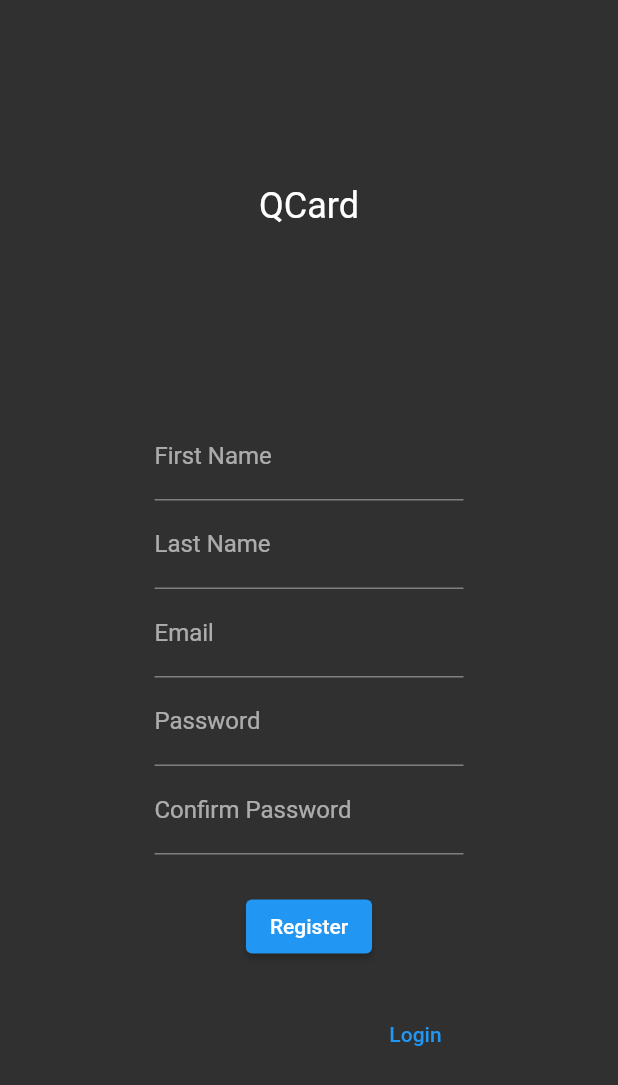
After one commit to CorHandikaSawai/QCards, a Flutter app: the screen it shows after launch, after a tap on "Login", after a tap on "Register", on a phone screen of 412 x 824 dp. The commit adds this screen. Shown: the top 1085 px of the screen. Run offline on Flutter 3.47's test engine with Material 2 defaults, Android fonts, the phone set to English and light mode, and no system bars; our stand-ins replace cloud_firestore, firebase_auth, firebase_core; accounts and stored records are empty.

Commit message:
fix AuthService.createUser() method.

```diff
--- a/lib/main.dart
+++ b/lib/main.dart
@@ -4,8 +4,12 @@ import 'package:flutter/material.dart';
 import 'package:free_quizme/firebase_options.dart';
 import 'package:free_quizme/screens/create_card_screen.dart';
 import 'package:free_quizme/screens/homepage_screen.dart';
+import 'package:free_quizme/screens/login_user_screen.dart';
 import 'package:free_quizme/screens/quiz_screen.dart';
-import 'package:free_quizme/services/qa_cards_service.dart';
+import 'package:free_quizme/screens/register_user_screen.dart';
+import 'package:free_quizme/services/auth_service.dart';
+import 'package:free_quizme/services/card_service.dart';
+import 'package:free_quizme/services/user_service.dart';
 import 'package:provider/provider.dart';
 
 void main() async {
@@ -16,6 +20,12 @@ void main() async {
       providers: [
         ChangeNotifierProvider(
           create: (_) => CardService(),
+        ),
+        ChangeNotifierProvider(
+          create: (_) => AuthenticationService(),
+        ),
+        ChangeNotifierProvider(
+          create: (_) => UserService(),
         ),
       ],
       child: const MyApp(),
@@ -33,7 +43,11 @@ class MyApp extends StatelessWidget {
       debugShowCheckedModeBanner: false,
       title: 'Free Quizme',
       theme: ThemeData.dark(),
-      home: const MyHomePage(),
+      routes: {
+        LoginUserScreen.routeName: (context) => const LoginUserScreen(),
+        RegisterUserScreen.routeName: (context) => const RegisterUserScreen(),
+      },
+      home: const LoginUserScreen(),
     );
   }
 }
--- a/lib/screens/create_card_screen.dart
+++ b/lib/screens/create_card_screen.dart
@@ -3,8 +3,9 @@ import 'dart:developer';
 import 'package:cloud_firestore/cloud_firestore.dart';
 import 'package:flutter/material.dart';
 import 'package:flutter/src/widgets/container.dart';
-import 'package:free_quizme/services/qa_cards_service.dart';
+import 'package:free_quizme/services/card_service.dart';
 import 'package:free_quizme/widgets/qa_cards.dart';
+import 'package:provider/provider.dart';
 
 class CreateCardsScreen extends StatefulWidget {
   const CreateCardsScreen({super.key, required this.collectionName});
@@ -18,10 +19,10 @@ class CreateCardsScreen extends StatefulWidget {
 class _CreateCardsScreenState extends State<CreateCardsScreen> {
   ScrollController scrollController = ScrollController();
   List<CardForm> listOfCards = [CardForm()];
-  CardService cardService = CardService();
 
   @override
   Widget build(BuildContext context) {
+    final cardService = Provider.of<CardService>(context);
     return Scaffold(
       appBar: AppBar(
         centerTitle: true,
--- a/lib/screens/homepage_screen.dart
+++ b/lib/screens/homepage_screen.dart
@@ -1,6 +1,6 @@
 import 'package:flutter/material.dart';
 import 'package:free_quizme/screens/create_card_screen.dart';
-import 'package:free_quizme/services/qa_cards_service.dart';
+import 'package:free_quizme/services/card_service.dart';
 import 'package:free_quizme/widgets/collection_card.dart';
 import 'package:provider/provider.dart';
 
--- /dev/null
+++ b/lib/screens/login_user_screen.dart
@@ -0,0 +1,132 @@
+import 'package:flutter/material.dart';
+import 'package:flutter/src/widgets/container.dart';
+import 'package:flutter/src/widgets/framework.dart';
+import 'package:free_quizme/screens/homepage_screen.dart';
+import 'package:free_quizme/screens/register_user_screen.dart';
+import 'package:free_quizme/services/auth_service.dart';
+import 'package:provider/provider.dart';
+
+class LoginUserScreen extends StatefulWidget {
+  const LoginUserScreen({super.key});
+  static const routeName = '/login';
+
+  @override
+  State<LoginUserScreen> createState() => _LoginUserScreenState();
+}
+
+class _LoginUserScreenState extends State<LoginUserScreen> {
+  final emailTxtFormController = TextEditingController();
+  final passwordTxtFormController = TextEditingController();
+  final formKey = GlobalKey<FormState>();
+
+  @override
+  Widget build(BuildContext context) {
+    final size = MediaQuery.of(context).size;
+    final authService = Provider.of<AuthenticationService>(context);
+    return Scaffold(
+      body: Form(
+        key: formKey,
+        child: Align(
+          alignment: Alignment.center,
+          child: Container(
+            width: size.width * 0.50,
+            child: Column(
+              mainAxisAlignment: MainAxisAlignment.center,
+              children: [
+                const Expanded(
+                  flex: 2,
+                  child: Align(
+                    alignment: Alignment.center,
+                    child: Text(
+                      'QCard',
+                      style: TextStyle(fontSize: 24),
+                    ),
+                  ),
+                ),
+                Expanded(
+                  flex: 4,
+                  child: Column(
+                    children: [
+                      TextFormField(
+                        controller: emailTxtFormController,
+                        decoration: const InputDecoration(
+                          label: Text('Email'),
+                        ),
+                        autovalidateMode: AutovalidateMode.onUserInteraction,
+                        validator: (value) {
+                          if (value!.isEmpty || value == null) {
+                            return 'Cannot Be Empty';
+                          }
+                          return null;
+                        },
+                      ),
+                      TextFormField(
+                        controller: passwordTxtFormController,
+                        decoration: const InputDecoration(
+                          label: Text('Password'),
+                        ),
+                        autovalidateMode: AutovalidateMode.onUserInteraction,
+                        validator: (value) {
+                          if (value!.isEmpty || value == null) {
+                            return 'Cannot Be Empty';
+                          }
+                          return null;
+                        },
+                      ),
+                      Padding(
+                        padding: const EdgeInsets.all(24.0),
+                        child: authService.isLoading
+                            ? const CircularProgressIndicator()
+                            : ElevatedButton(
+                                onPressed: () async {
+                                  if (formKey.currentState!.validate()) {
+                                    await authService.login(
+                                        email: emailTxtFormController.text,
+                                        password:
+                                            passwordTxtFormController.text);
+                                  }
+                                  if (mounted) {
+                                    if (authService.response
+                                        .contains('Failed')) {
+                                      ScaffoldMessenger.of(context)
+                                          .showSnackBar(
+                                        SnackBar(
+                                          backgroundColor: Colors.redAccent,
+                                          content: Text(authService.response),
+                                        ),
+                                      );
+                                    } else if (authService.response
+                                        .contains('Success')) {
+                                      Navigator.push(
+                                        context,
+                                        MaterialPageRoute(
+                                          builder: (context) => MyHomePage(),
+                                        ),
+                                      );
+                                    }
+                                  }
+                                },
+                                child: const Text('Login'),
+                              ),
+                      ),
+                      Align(
+                        alignment: Alignment.bottomRight,
+                        child: TextButton(
+                          onPressed: () {
+                            Navigator.of(context)
+                                .pushNamed(RegisterUserScreen.routeName);
+                          },
+                          child: const Text('Register'),
+                        ),
+                      ),
+                    ],
+                  ),
+                ),
+              ],
+            ),
+          ),
+        ),
+      ),
+    );
+  }
+}
--- /dev/null
+++ b/lib/screens/register_user_screen.dart
@@ -0,0 +1,182 @@
+import 'package:flutter/material.dart';
+import 'package:flutter/src/widgets/container.dart';
+import 'package:flutter/src/widgets/framework.dart';
+import 'package:free_quizme/screens/login_user_screen.dart';
+import 'package:free_quizme/services/auth_service.dart';
+import 'package:provider/provider.dart';
+
+class RegisterUserScreen extends StatefulWidget {
+  const RegisterUserScreen({super.key});
+
+  static const routeName = '/register';
+
+  @override
+  State<RegisterUserScreen> createState() => _RegisterUserScreenState();
+}
+
+class _RegisterUserScreenState extends State<RegisterUserScreen> {
+  final firstNameTxtFormController = TextEditingController();
+  final lastNameTxtFormController = TextEditingController();
+  final emailTxtFormController = TextEditingController();
+  final passwordTxtFormController = TextEditingController();
+  final confirmPasswordTxtFormController = TextEditingController();
+  final formKey = GlobalKey<FormState>();
+
+  @override
+  Widget build(BuildContext context) {
+    final size = MediaQuery.of(context).size;
+    final authService = Provider.of<AuthenticationService>(context);
+    return Scaffold(
+      body: Form(
+        key: formKey,
+        child: Align(
+          alignment: Alignment.center,
+          child: SizedBox(
+            width: size.width * 0.50,
+            child: Column(
+              mainAxisAlignment: MainAxisAlignment.center,
+              children: [
+                const Expanded(
+                  flex: 2,
+                  child: Align(
+                    alignment: Alignment.center,
+                    child: Text(
+                      'QCard',
+                      style: TextStyle(fontSize: 24),
+                    ),
+                  ),
+                ),
+                Expanded(
+                  flex: 4,
+                  child: Column(
+                    children: [
+                      TextFormField(
+                        controller: firstNameTxtFormController,
+                        decoration: const InputDecoration(
+                          label: Text('First Name'),
+                        ),
+                        validator: (value) {
+                          if (value!.isEmpty || value == null) {
+                            return 'Cannot Be Empty';
+                          }
+                          return null;
+                        },
+                      ),
+                      TextFormField(
+                        controller: lastNameTxtFormController,
+                        decoration: const InputDecoration(
+                          label: Text('Last Name'),
+                        ),
+                        validator: (value) {
+                          if (value!.isEmpty || value == null) {
+                            return 'Cannot Be Empty';
+                          }
+                          return null;
+                        },
+                      ),
+                      TextFormField(
+                        controller: emailTxtFormController,
+                        decoration: const InputDecoration(
+                          label: Text('Email'),
+                        ),
+                        validator: (value) {
+                          if (value!.isEmpty || value == null) {
+                            return 'Cannot Be Empty';
+                          }
+                          return null;
+                        },
+                      ),
+                      TextFormField(
+                        controller: passwordTxtFormController,
+                        decoration: const InputDecoration(
+                          label: Text('Password'),
+                        ),
+                        validator: (value) {
+                          if (value!.isEmpty || value == null) {
+                            return 'Cannot Be Empty';
+                          }
+                          return null;
+                        },
+                      ),
+                      TextFormField(
+                        controller: confirmPasswordTxtFormController,
+                        decoration: const InputDecoration(
+                          label: Text('Confirm Password'),
+                        ),
+                        validator: (value) {
+                          if (value!.isEmpty ||
+                              value == null ||
+                              value != passwordTxtFormController.text) {
+                            return 'Must Match Password';
+                          }
+                          return null;
+                        },
+                      ),
+                      Padding(
+                        padding: const EdgeInsets.all(24.0),
+                        child: authService.isLoading
+                            ? const CircularProgressIndicator()
+                            : ElevatedButton(
+                                onPressed: () async {
+                                  if (formKey.currentState!.validate()) {
+                                    await authService.createUser(
+                                        firstName:
+                                            firstNameTxtFormController.text,
+                                        lastName:
+                                            lastNameTxtFormController.text,
+                                        email: emailTxtFormController.text,
+                                        password:
+                                            passwordTxtFormController.text);
+                                    if (mounted) {
+                                      if (authService.response
+                                          .contains('Failed')) {
+                                        ScaffoldMessenger.of(context)
+                                            .showSnackBar(
+                                          SnackBar(
+                                            backgroundColor: Colors.redAccent,
+                                            content: Text(authService.response),
+                                          ),
+                                        );
+                                      } else if (authService.response
+                                          .contains('Success')) {
+                                        ScaffoldMessenger.of(context)
+                                            .showSnackBar(
+                                          SnackBar(
+                                            backgroundColor: Colors.blue,
+                                            content: Text(authService.response),
+                                          ),
+                                        );
+                                        Navigator.pop(context);
+                                      }
+                                      firstNameTxtFormController.clear();
+                                      firstNameTxtFormController.clear();
+                                      lastNameTxtFormController.clear();
+                                      emailTxtFormController.clear();
+                                      passwordTxtFormController.clear();
+                                      confirmPasswordTxtFormController.clear();
+                                    }
+                                  }
+                                },
+                                child: const Text('Register'),
+                              ),
+                      ),
+                      Align(
+                        alignment: Alignment.bottomRight,
+                        child: TextButton(
+                          onPressed: () {
+                            Navigator.of(context).pop();
+                          },
+                          child: const Text('Login'),
+                        ),
+                      ),
+                    ],
+                  ),
+                ),
+              ],
+            ),
+          ),
+        ),
+      ),
+    );
+  }
+}
--- /dev/null
+++ b/lib/services/auth_service.dart
@@ -0,0 +1,71 @@
+import 'package:firebase_auth/firebase_auth.dart';
+import 'package:flutter/foundation.dart';
+import 'package:free_quizme/services/user_service.dart';
+
+class AuthenticationService extends ChangeNotifier {
+  final _firebaseAuth = FirebaseAuth.instance;
+  final _userService = UserService();
+
+  var isLoading = false;
+  var isEmailVerified = false;
+  var response = '';
+
+  createUser(
+      {required String firstName,
+      required String lastName,
+      required String email,
+      required String password}) async {
+    isLoading = true;
+    notifyListeners();
+    try {
+      await _firebaseAuth
+          .createUserWithEmailAndPassword(email: email, password: password)
+          .then((UserCredential userCredential) =>
+              //TODO: Error message not working,
+              userCredential.user!.sendEmailVerification().then((_) {
+                _userService.newUserData(
+                    userId: userCredential.user!.uid,
+                    firstName: firstName,
+                    lastName: lastName);
+                response = 'Successful. Please check your email.';
+              }));
+    } on FirebaseAuthException catch (e) {
+      const errorCodes = [
+        'email-already-in-use',
+        'invalid-email',
+        'operation-not-allowed',
+        'weak-password'
+      ];
+      if (errorCodes.contains(e.code)) {
+        response =
+            e.code[0].toUpperCase() + e.code.replaceAll('-', ' ').substring(1);
+      } else {
+        response = e.code;
+      }
+    } finally {
+      isLoading = false;
+      notifyListeners();
+    }
+  }
+
+  Future<void> login({required String email, required String password}) async {
+    isLoading = true;
+    notifyListeners();
+    try {
+      await _firebaseAuth
+          .signInWithEmailAndPassword(email: email, password: password)
+          .then((UserCredential userCredential) async {
+        if (userCredential.user!.emailVerified) {
+          response = 'Login Success';
+        } else {
+          response = 'Login Failed. Please verify your email';
+        }
+      });
+    } catch (e) {
+      print(e);
+    } finally {
+      isLoading = false;
+      notifyListeners();
+    }
+  }
+}
--- /dev/null
+++ b/lib/services/user_service.dart
@@ -0,0 +1,35 @@
+import 'dart:math';
+
+import 'package:cloud_firestore/cloud_firestore.dart';
+import 'package:flutter/cupertino.dart';
+import 'package:free_quizme/models/qc_user_model.dart';
+
+class UserService extends ChangeNotifier {
+  final _firestore = FirebaseFirestore.instance;
+  QCUser? qcUser;
+
+  //TODO: Uset getter and setter
+  // QCUser? get qcUser => _qcUser;
+
+  // set qcUser(QCUser? qcUser) {
+  //   _qcUser = qcUser;
+  // }
+
+  newUserData(
+      {required String userId,
+      required String firstName,
+      required String lastName}) {
+    _firestore.collection('users').doc(userId).set({
+      'firstName': firstName,
+      'lastName': lastName,
+    });
+  }
+
+  getUserData({required String userId}) async {
+    final docRef = await _firestore.collection('users').doc(userId).get();
+    final String fName = docRef.get('firstName');
+    final String lName = docRef.get('lastName');
+    qcUser = QCUser(userId: userId, firstName: fName, lastName: lName);
+    notifyListeners();
+  }
+}
--- a/lib/widgets/qa_cards.dart
+++ b/lib/widgets/qa_cards.dart
@@ -1,4 +1,3 @@
-
 import 'package:flutter/material.dart';
 
 class CardForm extends StatefulWidget {
--- a/pubspec.yaml
+++ b/pubspec.yaml
@@ -1,12 +1,12 @@
 name: free_quizme
 description: A new Flutter project.
 
-publish_to: 'none' # Remove this line if you wish to publish to pub.dev
+publish_to: "none" # Remove this line if you wish to publish to pub.dev
 
 version: 1.0.0+1
 
 environment:
-  sdk: '>=2.18.2 <3.0.0'
+  sdk: ">=2.18.2 <3.0.0"
 
 dependencies:
   flutter:
@@ -16,6 +16,7 @@ dependencies:
   cloud_firestore: ^4.0.3
   firebase_core: ^2.1.1
   provider: ^6.0.5
+  firebase_auth: ^4.2.4
 
 dev_dependencies:
   flutter_test:
```
Also changed, not shown: lib/models/qc_user_model.dart (added, +13 -0 lines), lib/services/card_service.dart (renamed from lib/services/qa_cards_service.dart, +9 -0 lines), lib/widgets/collection_card.dart (+33 -2 lines).
